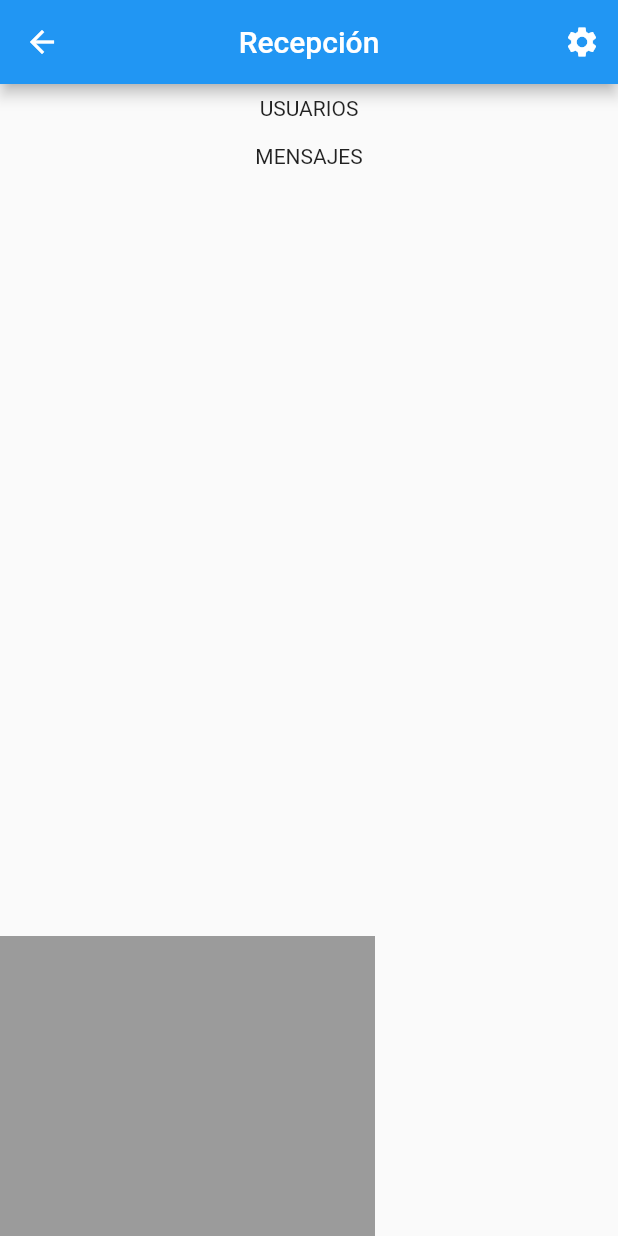
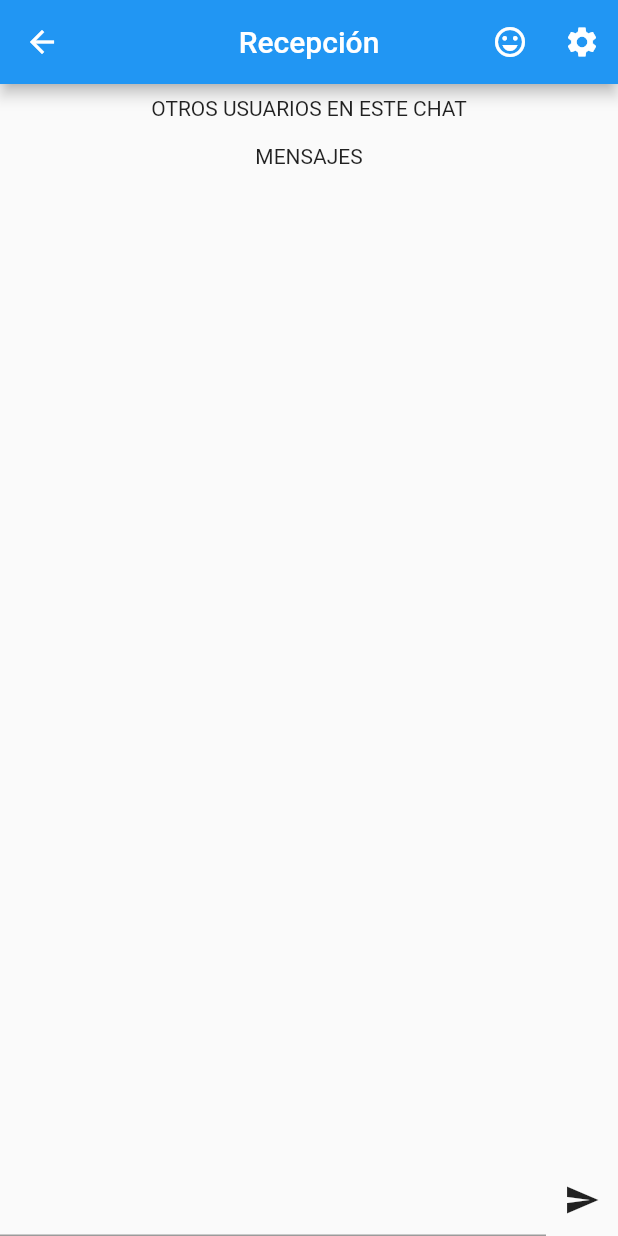
Before and after one commit to davidgcs11/testapp_timed, a Flutter app: the DashboardPageBase screen opened directly, on a phone screen of 412 x 824 dp. Run offline on Flutter 3.47's test engine with Material 2 defaults, Android fonts, the light colour scheme and no system bars; our stand-ins replace fluttertoast, shared_preferences; missing offline and left inert: adhara_socket_io; accounts and stored records are empty.

Commit message:
now chat is working, ui should be improved

```diff
--- a/lib/pages/dashboard/components/message_row.dart
+++ b/lib/pages/dashboard/components/message_row.dart
@@ -1,16 +1,23 @@
 import 'package:flutter/material.dart';
+import 'package:provider/provider.dart';
+import 'package:testtimed/providers/local/dashboard_service.dart';
 
 class MessageRow extends StatelessWidget {
   const MessageRow({Key key}) : super(key: key);
 
   @override
   Widget build(BuildContext context) {
+    DashboardService dashboardService = Provider.of<DashboardService>(context);
     return Row(
       children: <Widget>[
-        Container(
-          width: 250,
-          height: 200,
-          color: Colors.black38,
+        Expanded(
+          child: TextFormField(
+            controller: dashboardService.messageController,
+          ),
+        ),
+        IconButton(
+          onPressed: () => dashboardService.sendMessage(context),
+          icon: Icon(Icons.send),
         )
       ],
     );
--- a/lib/pages/dashboard/dashboard_page.dart
+++ b/lib/pages/dashboard/dashboard_page.dart
@@ -37,9 +37,13 @@ class DashboardPageBase extends StatelessWidget {
         centerTitle: true,
         actions: <Widget>[
           IconButton(
+            icon: Icon(Icons.sentiment_very_satisfied),
+            onPressed: () => dashboardService.openWebSocketsPage(),
+          ),
+          IconButton(
             icon: Icon(Icons.settings),
             onPressed: () => dashboardService.goToSettings(context),
-          )
+          ),
         ],
       ),
       body: Column(
@@ -50,7 +54,7 @@ class DashboardPageBase extends StatelessWidget {
                 Center(
                   child: Padding(
                     padding: const EdgeInsets.all(8.0),
-                    child: Text('USUARIOS'),
+                    child: Text('OTROS USUARIOS EN ESTE CHAT'),
                   ),
                 ),
                 for (User user in dashboardService.users)
--- a/pubspec.yaml
+++ b/pubspec.yaml
@@ -24,7 +24,7 @@ dependencies:
   fluttertoast: ^3.1.3
   # flutter_socket_io: ^0.6.0
   adhara_socket_io: ^0.4.1
-
+  url_launcher: ^5.4.1
 
   # The following adds the Cupertino Icons font to your application.
   # Use with the CupertinoIcons class for iOS style icons.
```
Also changed, not shown: lib/providers/local/dashboard_service.dart (+18 -0 lines), pubspec.lock.
